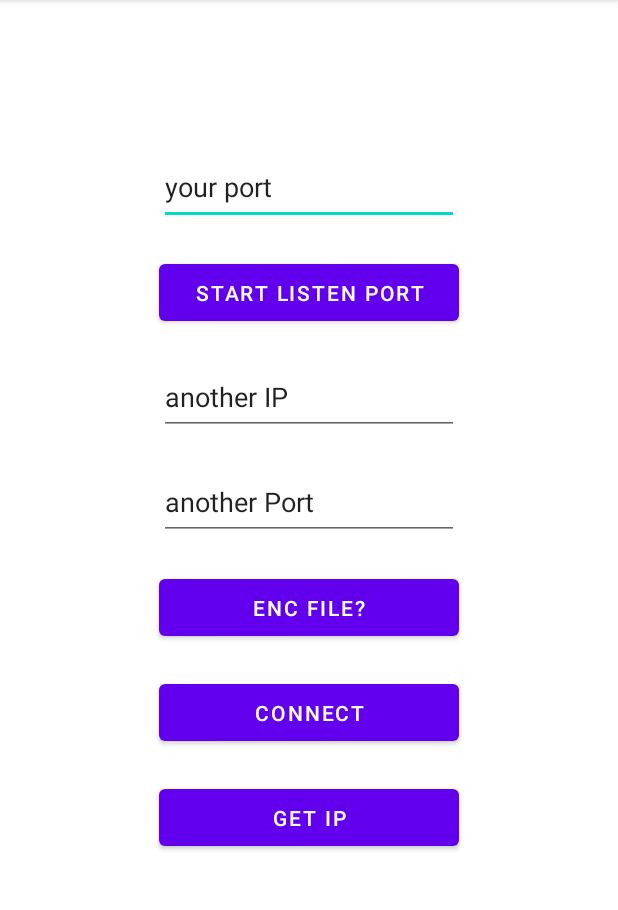
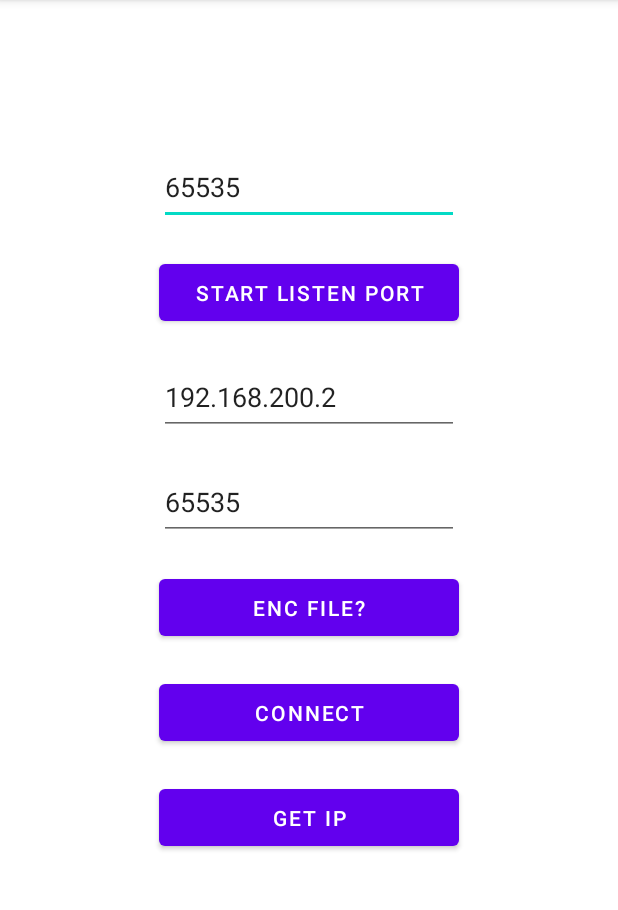
Before and after one commit to ChildOfJustice/WorkingP2pChat, an Android app: the screen it shows after launch (LoginActivity), on a phone screen of 412 x 824 dp, the part 84-994 px from its top. Run offline under Robolectric (Android 15) with nearby library versions, the phone set to English and light mode, and no system bars.

Commit message:
1) Поправлена разметка 2) Установка начальных значений для логина

```diff
--- a/app/build.gradle
+++ b/app/build.gradle
@@ -34,6 +34,7 @@ dependencies {
     implementation 'com.google.android.material:material:1.4.0'
     implementation 'androidx.constraintlayout:constraintlayout:2.1.0'
     implementation 'org.jetbrains:annotations:15.0'
+
     testImplementation 'junit:junit:4.+'
     androidTestImplementation 'androidx.test.ext:junit:1.1.3'
     androidTestImplementation 'androidx.test.espresso:espresso-core:3.4.0'
--- a/app/src/main/java/com/example/chattest/MainActivity.java
+++ b/app/src/main/java/com/example/chattest/MainActivity.java
@@ -188,6 +188,7 @@ public class MainActivity extends AppCompatActivity {
             protocols.add(messageProtocol);
             adapter.notifyDataSetChanged();
         });
+
 
 //        runOnUiThread(() -> {
 //                    TextView textView = new TextView(this);
--- a/app/src/main/res/layout/activity_login.xml
+++ b/app/src/main/res/layout/activity_login.xml
@@ -15,7 +15,7 @@
         android:layout_marginTop="100dp"
         android:ems="10"
         android:inputType="number"
-        android:text="your port" />
+        android:text="65535" />
 
     <Button
         android:id="@+id/buttonListenPort"
@@ -34,7 +34,7 @@
         android:layout_marginTop="20dp"
         android:ems="10"
         android:inputType="number|text"
-        android:text="another IP" />
+        android:text="192.168.200.2" />
 
     <EditText
         android:id="@+id/editTextPort"
@@ -44,7 +44,7 @@
         android:layout_marginTop="20dp"
         android:ems="10"
         android:inputType="number"
-        android:text="another Port" />
+        android:text="65535" />
 
     <Button
         android:id="@+id/buttonChooseEncFile"
```
Also changed, not shown: app/src/main/res/layout/chat_layout.xml (+11 -15 lines).
